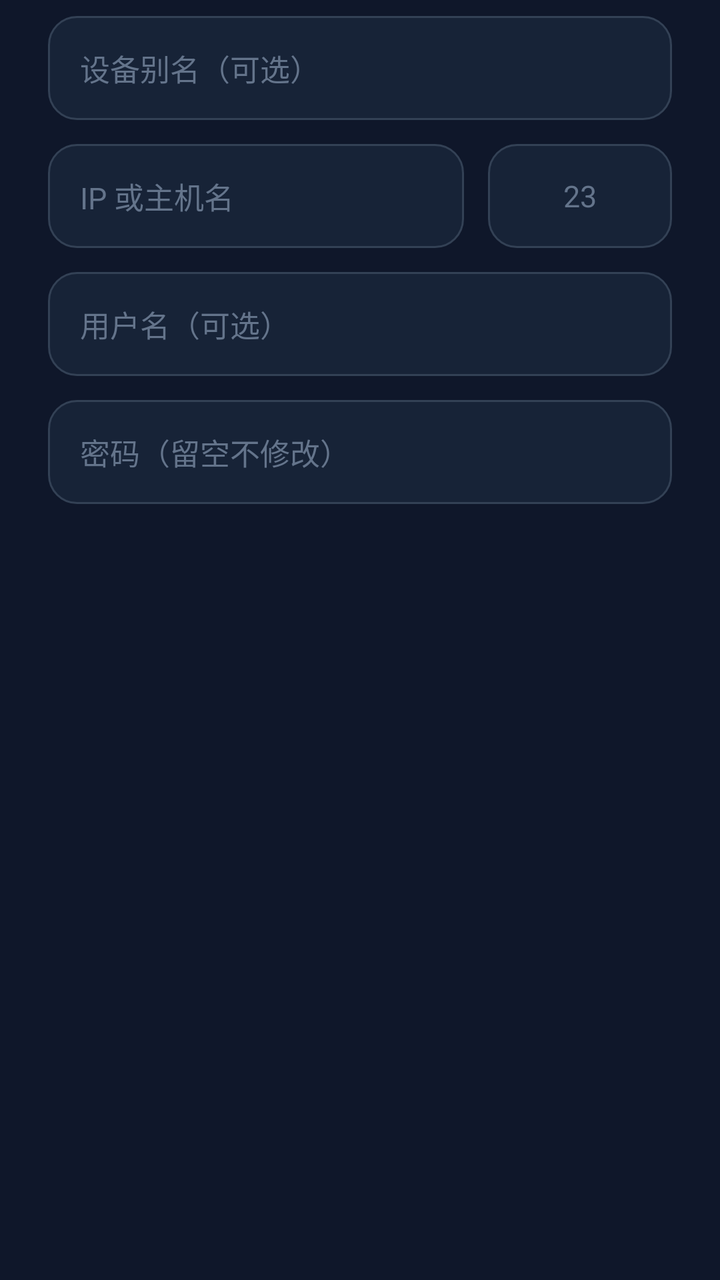
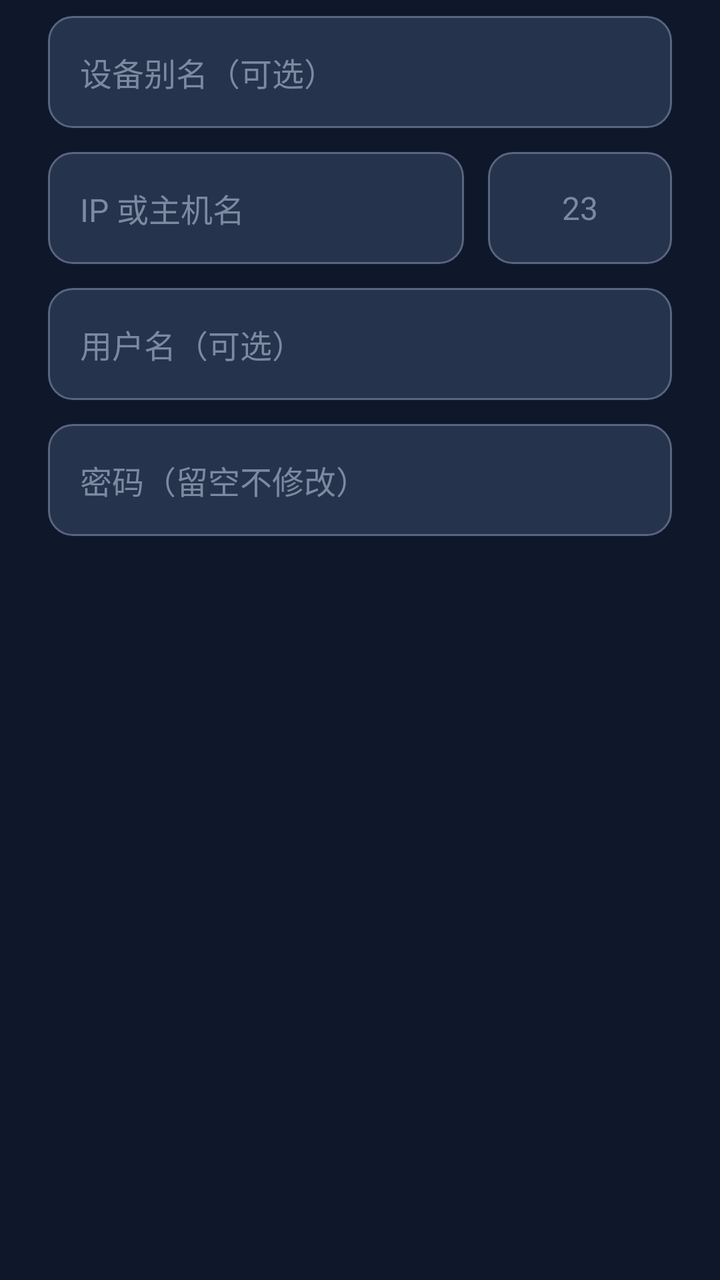

Screens rendered from an Android XML layout before and after an edit, with the pre-edit source and the edit as a unified diff.
<!-- AndroidManifest.xml: application theme Theme.CasdonLink -->
<!-- res/layout/dialog_device_edit.xml -->
<?xml version="1.0" encoding="utf-8"?>
<LinearLayout xmlns:android="http://schemas.android.com/apk/res/android"
    android:layout_width="match_parent"
    android:layout_height="wrap_content"
    android:orientation="vertical"
    android:paddingStart="@dimen/space_2xl"
    android:paddingTop="@dimen/space_sm"
    android:paddingEnd="@dimen/space_2xl"
    android:paddingBottom="@dimen/space_xs">

    <EditText
        android:id="@+id/editName"
        style="@style/Widget.CasdonLink.EditText"
        android:hint="设备别名（可选）"
        android:inputType="text"
        android:maxLength="40" />

    <LinearLayout
        android:layout_width="match_parent"
        android:layout_height="wrap_content"
        android:layout_marginTop="@dimen/space_md"
        android:orientation="horizontal">

        <EditText
            android:id="@+id/editIp"
            style="@style/Widget.CasdonLink.EditText"
            android:layout_width="0dp"
            android:layout_weight="1"
            android:hint="IP 或主机名"
            android:inputType="text" />

        <EditText
            android:id="@+id/editPort"
            style="@style/Widget.CasdonLink.EditText.Port"
            android:layout_marginStart="@dimen/space_md"
            android:hint="23" />
    </LinearLayout>

    <EditText
        android:id="@+id/editUsername"
        style="@style/Widget.CasdonLink.EditText"
        android:layout_marginTop="@dimen/space_md"
        android:hint="用户名（可选）"
        android:inputType="text" />

    <EditText
        android:id="@+id/editPassword"
        style="@style/Widget.CasdonLink.EditText"
        android:layout_marginTop="@dimen/space_md"
        android:hint="密码（留空不修改）"
        android:inputType="textPassword" />

    <CheckBox
        android:id="@+id/editClearPassword"
        android:layout_width="match_parent"
        android:layout_height="wrap_content"
        android:layout_marginTop="@dimen/space_md"
        android:buttonTint="@color/secondary"
        android:text="清除已保存的密码"
        android:textColor="@color/text_primary"
        android:textSize="@dimen/text_body"
        android:visibility="gone" />

</LinearLayout>
<!-- resources referenced by this layout -->
<resources>
  <color name="text_primary">#E5E7EB</color>
  <style name="Widget.CasdonLink.EditText" parent="Widget.CasdonLink">
          <item name="android:layout_width">match_parent</item>
          <item name="android:layout_height">@dimen/control_height</item>
          <item name="android:background">@drawable/bg_input</item>
          <item name="android:paddingStart">@dimen/field_padding_horizontal</item>
          <item name="android:paddingEnd">@dimen/field_padding_horizontal</item>
          <item name="android:singleLine">true</item>
          <item name="android:textColor">@color/text_primary</item>
          <item name="android:textColorHint">@color/text_hint</item>
          <item name="android:textSize">@dimen/text_body_large</item>
      </style>
  <dimen name="control_height">52dp</dimen>
  <!-- drawable bg_input (drawable) -->
  <shape xmlns:android="http://schemas.android.com/apk/res/android">
      <solid android:color="@color/input_surface" />
      <stroke android:width="1dp" android:color="@color/input_stroke" />
      <corners android:radius="14dp" />
  </shape>
  <color name="text_hint">#64748B</color>
  <dimen name="text_body_large">15sp</dimen>
  <style name="Base.Theme.CasdonLink" parent="Theme.Material3.DayNight.NoActionBar">
          <item name="colorPrimary">@color/primary</item>
          <item name="colorSecondary">@color/secondary</item>
          <item name="android:colorAccent">@color/primary</item>
          <item name="android:windowLightStatusBar">false</item>
          
          <item name="android:windowLightNavigationBar">false</item>
          <item name="android:statusBarColor">@color/background</item>
          <item name="android:navigationBarColor">@color/background</item>
          <item name="android:windowBackground">@color/background</item>
          
          <item name="materialAlertDialogTheme">@style/ThemeOverlay.CasdonLink.MaterialAlertDialog</item>
          <item name="android:backgroundDimAmount">0.65</item>
      </style>
  <color name="input_surface">#172337</color>
  <color name="input_stroke">#334155</color>
  <color name="background">#0F172A</color>
  <style name="ThemeOverlay.CasdonLink.MaterialAlertDialog" parent="ThemeOverlay.Material3.MaterialAlertDialog">
          <item name="alertDialogStyle">@style/MaterialAlertDialog.CasdonLink</item>
          <item name="colorPrimary">@color/primary</item>
          <item name="colorSecondary">@color/secondary</item>
          <item name="colorSurface">@color/surface</item>
          <item name="colorOnSurface">@color/text_primary</item>
          <item name="colorOnSurfaceVariant">@color/text_secondary</item>
          <item name="android:textColorPrimary">@color/text_primary</item>
          <item name="android:textColorSecondary">@color/text_secondary</item>
          <item name="android:textColorHint">@color/text_hint</item>
          <item name="materialAlertDialogTitleTextStyle">@style/MaterialAlertDialog.CasdonLink.Title.Text</item>
          <item name="materialAlertDialogBodyTextStyle">@style/MaterialAlertDialog.CasdonLink.Body.Text</item>
      </style>
  <style name="MaterialAlertDialog.CasdonLink" parent="MaterialAlertDialog.Material3">
          <item name="backgroundTint">@color/surface</item>
          <item name="shapeAppearance">@style/ShapeAppearance.CasdonLink.Dialog</item>
      </style>
  <color name="surface">#1E293B</color>
  <color name="text_secondary">#94A3B8</color>
  <style name="MaterialAlertDialog.CasdonLink.Title.Text" parent="MaterialAlertDialog.Material3.Title.Text">
          <item name="android:textColor">@color/text_primary</item>
          <item name="android:textSize">@dimen/text_section_title</item>
          <item name="android:textStyle">bold</item>
      </style>
  <style name="MaterialAlertDialog.CasdonLink.Body.Text" parent="MaterialAlertDialog.Material3.Body.Text">
          <item name="android:textColor">@color/text_primary</item>
          <item name="android:textSize">@dimen/text_body</item>
      </style>
  <style name="ShapeAppearance.CasdonLink.Dialog" parent="ShapeAppearance.Material3.Corner.ExtraLarge">
          <item name="cornerSize">20dp</item>
      </style>
  <dimen name="text_section_title">16sp</dimen>
  <!-- unchanged entries left out for length: 13 -->
</resources>

<!-- the commit's change to res/layout/dialog_device_edit.xml (unified diff, before → after) -->
@@ -55,7 +55,7 @@
         android:layout_width="match_parent"
         android:layout_height="wrap_content"
         android:layout_marginTop="@dimen/space_md"
-        android:buttonTint="@color/secondary"
+        android:buttonTint="@color/primary"
         android:text="清除已保存的密码"
         android:textColor="@color/text_primary"
         android:textSize="@dimen/text_body"
<!-- resource entries referenced after the edit -->
@@ -1,75 +1,163 @@
 <!-- resources referenced by this layout -->
 <resources>
-  <color name="text_primary">#E5E7EB</color>
+  <color name="text_primary">@color/on_surface</color>
   <style name="Widget.CasdonLink.EditText" parent="Widget.CasdonLink">
           <item name="android:layout_width">match_parent</item>
-          <item name="android:layout_height">@dimen/control_height</item>
+          <item name="android:layout_height">@dimen/text_field_height</item>
           <item name="android:background">@drawable/bg_input</item>
+          <item name="android:gravity">center_vertical</item>
           <item name="android:paddingStart">@dimen/field_padding_horizontal</item>
           <item name="android:paddingEnd">@dimen/field_padding_horizontal</item>
           <item name="android:singleLine">true</item>
-          <item name="android:textColor">@color/text_primary</item>
+          <item name="android:textColor">@color/on_surface</item>
           <item name="android:textColorHint">@color/text_hint</item>
           <item name="android:textSize">@dimen/text_body_large</item>
       </style>
-  <dimen name="control_height">52dp</dimen>
+  <color name="on_surface">#E5E7EB</color>
+  <dimen name="text_field_height">56dp</dimen>
   <!-- drawable bg_input (drawable) -->
-  <shape xmlns:android="http://schemas.android.com/apk/res/android">
-      <solid android:color="@color/input_surface" />
-      <stroke android:width="1dp" android:color="@color/input_stroke" />
-      <corners android:radius="14dp" />
+  <?xml version="1.0" encoding="utf-8"?>
+  <shape xmlns:android="http://schemas.android.com/apk/res/android"
+      android:shape="rectangle">
+  
+      <solid android:color="@color/surface_container_highest" />
+      <stroke
+          android:width="1dp"
+          android:color="@color/outline" />
+      <corners android:radius="@dimen/corner_medium" />
+  
   </shape>
-  <color name="text_hint">#64748B</color>
-  <dimen name="text_body_large">15sp</dimen>
-  <style name="Base.Theme.CasdonLink" parent="Theme.Material3.DayNight.NoActionBar">
+  <color name="text_hint">#7C8AA0</color>
+  <dimen name="text_body_large">16sp</dimen>
+  <style name="Base.Theme.CasdonLink" parent="Theme.Material3.Dark.NoActionBar">
+          
           <item name="colorPrimary">@color/primary</item>
+          <item name="colorOnPrimary">@color/on_primary</item>
+          <item name="colorPrimaryContainer">@color/primary_container</item>
+          <item name="colorOnPrimaryContainer">@color/on_primary_container</item>
+          <item name="colorPrimaryInverse">@color/inverse_primary</item>
           <item name="colorSecondary">@color/secondary</item>
-          <item name="android:colorAccent">@color/primary</item>
+          <item name="colorOnSecondary">@color/on_secondary</item>
+          <item name="colorSecondaryContainer">@color/secondary_container</item>
+          <item name="colorOnSecondaryContainer">@color/on_secondary_container</item>
+          <item name="colorError">@color/error</item>
+          <item name="colorOnError">@color/on_error</item>
+          <item name="colorErrorContainer">@color/error_container</item>
+          <item name="colorOnErrorContainer">@color/on_error_container</item>
+          <item name="colorSurface">@color/surface</item>
+          <item name="colorOnSurface">@color/on_surface</item>
+          <item name="colorSurfaceVariant">@color/surface_variant</item>
+          <item name="colorOnSurfaceVariant">@color/on_surface_variant</item>
+          <item name="colorSurfaceDim">@color/surface_dim</item>
+          <item name="colorSurfaceBright">@color/surface_bright</item>
+          <item name="colorSurfaceContainerLowest">@color/surface_container_lowest</item>
+          <item name="colorSurfaceContainerLow">@color/surface_container_low</item>
+          <item name="colorSurfaceContainer">@color/surface_container</item>
+          <item name="colorSurfaceContainerHigh">@color/surface_container_high</item>
+          <item name="colorSurfaceContainerHighest">@color/surface_container_highest</item>
+          <item name="colorSurfaceInverse">@color/inverse_surface</item>
+          <item name="colorOnSurfaceInverse">@color/inverse_on_surface</item>
+          <item name="colorOutline">@color/outline</item>
+          <item name="colorOutlineVariant">@color/outline_variant</item>
+          <item name="android:colorBackground">@color/surface</item>
+          <item name="android:textColorPrimary">@color/on_surface</item>
+          <item name="android:textColorSecondary">@color/on_surface_variant</item>
+          <item name="android:textColorHint">@color/text_hint</item>
+  
+          
+          <item name="elevationOverlayEnabled">false</item>
+          <item name="elevationOverlayColor">@color/surface</item>
+          <item name="android:windowBackground">@color/surface</item>
           <item name="android:windowLightStatusBar">false</item>
+          <item name="android:windowLightNavigationBar" tools:targetApi="o_mr1">false</item>
+          <item name="android:statusBarColor">@android:color/transparent</item>
+          <item name="android:navigationBarColor">@android:color/transparent</item>
+          <item name="android:forceDarkAllowed" tools:targetApi="q">false</item>
+          <item name="android:backgroundDimAmount">0.6</item>
+  
           
-          <item name="android:windowLightNavigationBar">false</item>
-          <item name="android:statusBarColor">@color/background</item>
-          <item name="android:navigationBarColor">@color/background</item>
-          <item name="android:windowBackground">@color/background</item>
+          <item name="shapeAppearanceCornerExtraSmall">@style/ShapeAppearance.CasdonLink.Medium</item>
+          <item name="shapeAppearanceCornerSmall">@style/ShapeAppearance.CasdonLink.Medium</item>
+          <item name="shapeAppearanceCornerMedium">@style/ShapeAppearance.CasdonLink.Medium</item>
+          <item name="shapeAppearanceCornerLarge">@style/ShapeAppearance.CasdonLink.Large</item>
+          <item name="shapeAppearanceCornerLargeIncreased">@style/ShapeAppearance.CasdonLink.Large</item>
+          <item name="shapeAppearanceCornerExtraLarge">@style/ShapeAppearance.CasdonLink.Large</item>
+          <item name="shapeAppearanceCornerExtraLargeIncreased">@style/ShapeAppearance.CasdonLink.Large</item>
+          <item name="shapeAppearanceCornerExtraExtraLarge">@style/ShapeAppearance.CasdonLink.Large</item>
+  
           
           <item name="materialAlertDialogTheme">@style/ThemeOverlay.CasdonLink.MaterialAlertDialog</item>
-          <item name="android:backgroundDimAmount">0.65</item>
       </style>
-  <color name="input_surface">#172337</color>
-  <color name="input_stroke">#334155</color>
-  <color name="background">#0F172A</color>
+  <color name="surface_container_highest">#26334D</color>
+  <color name="outline">#57657D</color>
+  <dimen name="corner_medium">12dp</dimen>
+  <color name="on_primary">#04121F</color>
+  <color name="primary_container">#1E3A5F</color>
+  <color name="on_primary_container">#D6E7FF</color>
+  <color name="inverse_primary">#1E3A5F</color>
+  <color name="on_secondary">#03201C</color>
+  <color name="secondary_container">#123C3A</color>
+  <color name="on_secondary_container">#B8FFF2</color>
+  <color name="error">#F87171</color>
+  <color name="on_error">#2A0A0A</color>
+  <color name="error_container">#4A1D1D</color>
+  <color name="on_error_container">#FFDAD6</color>
   <style name="ThemeOverlay.CasdonLink.MaterialAlertDialog" parent="ThemeOverlay.Material3.MaterialAlertDialog">
           <item name="alertDialogStyle">@style/MaterialAlertDialog.CasdonLink</item>
           <item name="colorPrimary">@color/primary</item>
           <item name="colorSecondary">@color/secondary</item>
-          <item name="colorSurface">@color/surface</item>
-          <item name="colorOnSurface">@color/text_primary</item>
-          <item name="colorOnSurfaceVariant">@color/text_secondary</item>
-          <item name="android:textColorPrimary">@color/text_primary</item>
-          <item name="android:textColorSecondary">@color/text_secondary</item>
+          <item name="colorSurface">@color/surface_container_high</item>
+          <item name="colorOnSurface">@color/on_surface</item>
+          <item name="colorOnSurfaceVariant">@color/on_surface_variant</item>
+          <item name="android:textColorPrimary">@color/on_surface</item>
+          <item name="android:textColorSecondary">@color/on_surface_variant</item>
           <item name="android:textColorHint">@color/text_hint</item>
+          <item name="buttonBarButtonStyle">@style/Widget.CasdonLink.Button.Dialog</item>
+          <item name="buttonBarPositiveButtonStyle">@style/Widget.CasdonLink.Button.Dialog</item>
+          <item name="buttonBarNegativeButtonStyle">@style/Widget.CasdonLink.Button.Dialog</item>
+          <item name="buttonBarNeutralButtonStyle">@style/Widget.CasdonLink.Button.Dialog</item>
           <item name="materialAlertDialogTitleTextStyle">@style/MaterialAlertDialog.CasdonLink.Title.Text</item>
           <item name="materialAlertDialogBodyTextStyle">@style/MaterialAlertDialog.CasdonLink.Body.Text</item>
       </style>
+  <dimen name="corner_large">16dp</dimen>
   <style name="MaterialAlertDialog.CasdonLink" parent="MaterialAlertDialog.Material3">
-          <item name="backgroundTint">@color/surface</item>
+          <item name="backgroundTint">@color/surface_container_high</item>
           <item name="shapeAppearance">@style/ShapeAppearance.CasdonLink.Dialog</item>
       </style>
-  <color name="surface">#1E293B</color>
-  <color name="text_secondary">#94A3B8</color>
+  <style name="Widget.CasdonLink.Button.Dialog" parent="Widget.Material3.Button.TextButton.Dialog">
+          <item name="shapeAppearance">@style/ShapeAppearance.CasdonLink.Medium</item>
+          <item name="backgroundTint">@android:color/transparent</item>
+          <item name="rippleColor">@color/ripple_primary</item>
+      </style>
+  <color name="surface">#0F172A</color>
+  <color name="surface_variant">#2B3852</color>
+  <color name="on_surface_variant">#A3B0C2</color>
+  <color name="surface_dim">#0B1220</color>
+  <color name="surface_bright">#35415C</color>
+  <color name="surface_container_lowest">#0A101D</color>
+  <color name="surface_container_low">#141E33</color>
+  <color name="surface_container">#1A253B</color>
+  <color name="surface_container_high">#202C44</color>
+  <color name="inverse_surface">#E5E7EB</color>
+  <color name="inverse_on_surface">#1A253B</color>
+  <color name="outline_variant">#334155</color>
+  <style name="ShapeAppearance.CasdonLink.Medium" parent="ShapeAppearance.Material3.Corner.Medium">
+          <item name="cornerSize">@dimen/corner_medium</item>
+      </style>
+  <style name="ShapeAppearance.CasdonLink.Large" parent="ShapeAppearance.Material3.Corner.Large">
+          <item name="cornerSize">@dimen/corner_large</item>
+      </style>
   <style name="MaterialAlertDialog.CasdonLink.Title.Text" parent="MaterialAlertDialog.Material3.Title.Text">
-          <item name="android:textColor">@color/text_primary</item>
-          <item name="android:textSize">@dimen/text_section_title</item>
-          <item name="android:textStyle">bold</item>
+          <item name="android:textColor">@color/on_surface</item>
+          <item name="android:textSize">@dimen/text_toolbar_title</item>
       </style>
   <style name="MaterialAlertDialog.CasdonLink.Body.Text" parent="MaterialAlertDialog.Material3.Body.Text">
-          <item name="android:textColor">@color/text_primary</item>
+          <item name="android:textColor">@color/on_surface_variant</item>
           <item name="android:textSize">@dimen/text_body</item>
       </style>
-  <style name="ShapeAppearance.CasdonLink.Dialog" parent="ShapeAppearance.Material3.Corner.ExtraLarge">
-          <item name="cornerSize">20dp</item>
-      </style>
-  <dimen name="text_section_title">16sp</dimen>
+  <style name="ShapeAppearance.CasdonLink.Dialog" parent="ShapeAppearance.CasdonLink.Large" />
+  <color name="ripple_primary">#334F9CF9</color>
+  <dimen name="text_toolbar_title">22sp</dimen>
   <!-- unchanged entries left out for length: 13 -->
 </resources>
 
